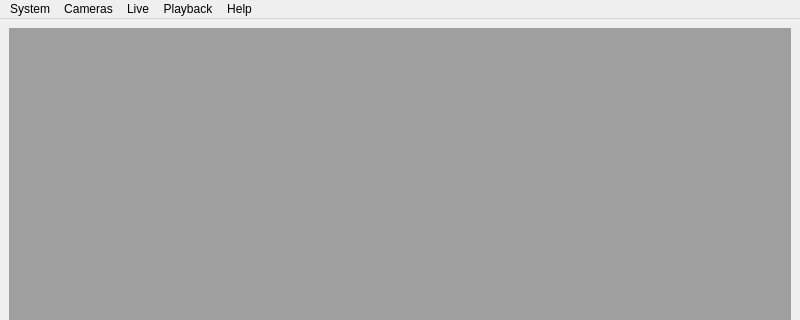
Old version of the form mainwindow.ui in the repository audetto/qctv; both pictures show x 0 to 800 and y 0 to 320 of the 800 by 600 pixel window.
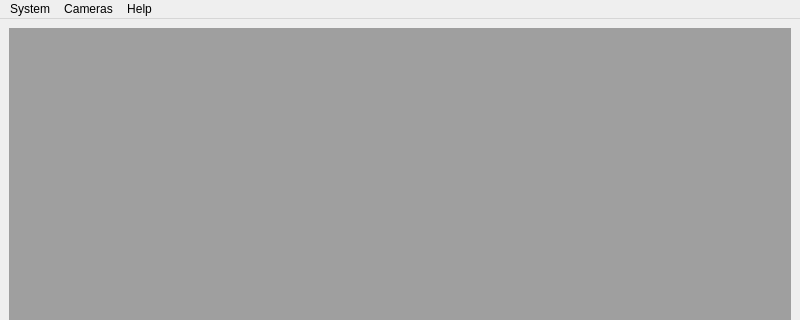
New version of the form.

Diff of the .ui file:
```diff
--- a/mainwindow.ui
+++ b/mainwindow.ui
@@ -40,12 +40,9 @@
     <property name="title">
      <string>System</string>
     </property>
-   </widget>
-   <widget class="QMenu" name="menuLive">
-    <property name="title">
-     <string>Live</string>
-    </property>
-    <addaction name="actionPlay"/>
+    <addaction name="actionLive"/>
+    <addaction name="actionPlayback"/>
+    <addaction name="actionDownload"/>
    </widget>
    <widget class="QMenu" name="menuHelp">
     <property name="title">
@@ -61,16 +58,8 @@
     <addaction name="action1"/>
     <addaction name="action2"/>
    </widget>
-   <widget class="QMenu" name="menuPlayback">
-    <property name="title">
-     <string>Playback</string>
-    </property>
-    <addaction name="actionPlayback"/>
-   </widget>
    <addaction name="menuSystem"/>
    <addaction name="menuCameras"/>
-   <addaction name="menuLive"/>
-   <addaction name="menuPlayback"/>
    <addaction name="menuHelp"/>
   </widget>
   <widget class="QStatusBar" name="statusbar"/>
```
Left out of the diff: 15 changed lines with no effect on the pictures.
